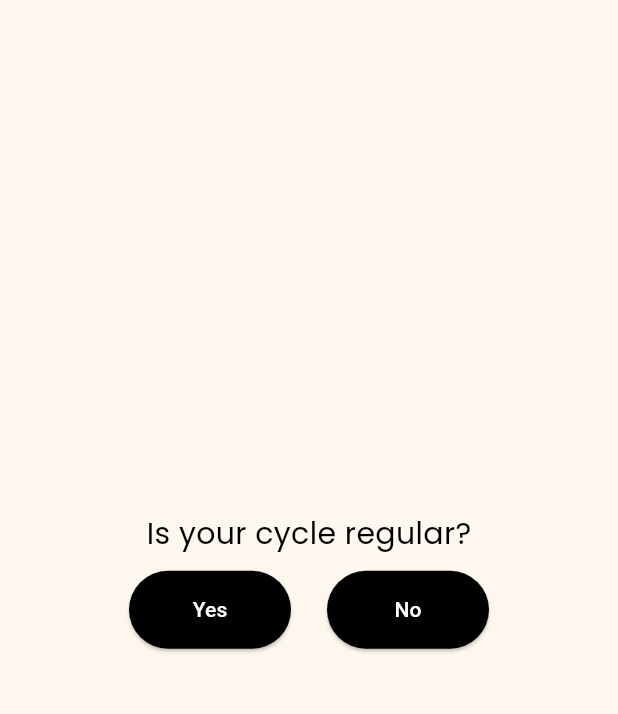
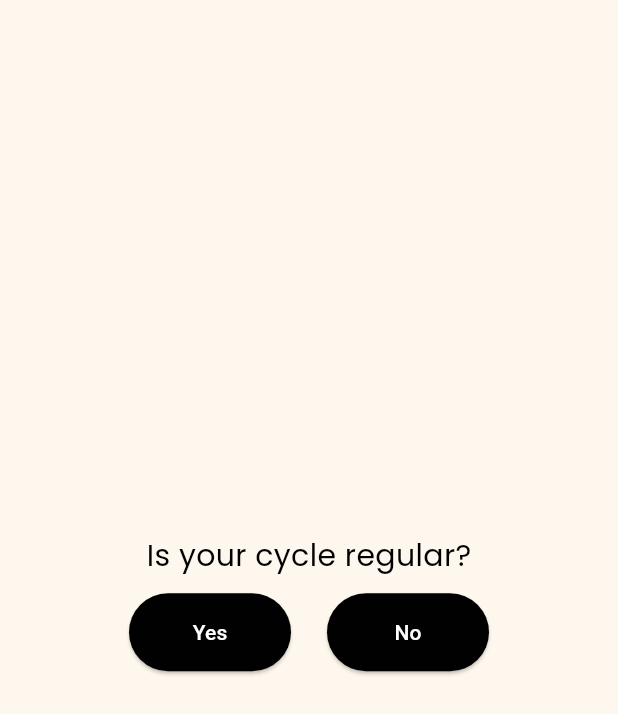
Before and after one commit to BasantaPoudel/ByCycle, a Flutter app: the OnboardingPageFive screen opened directly with empty values, on a phone screen of 412 x 824 dp. Shown: the top 714 px of the screen. Run offline on Flutter 3.47's test engine with Material 3 defaults, Android fonts, the phone set to English and light mode, and no system bars; our stand-ins replace bloc, cloud_firestore, firebase_auth, firebase_core, flutter_bloc, flutter_svg and 4 more; missing offline and left inert: android_intent_plus, firebase_ui_auth; accounts and stored records are empty; statements that could not run were skipped.

Commit message:
Fix the onboarding page five and four

```diff
--- a/lib/screens/daily_data_input_screen.dart
+++ b/lib/screens/daily_data_input_screen.dart
@@ -143,7 +143,6 @@ class _DailyDataInputState extends State<DailyDataInputScreen> {
                     //TODO - Change the hours and minutes to a single field
                     dailyDataInput.hoursOfSleep =
                         int.parse(_hoursController.text);
-
                     try {
                       await UserRepository().sendDailyData(dailyDataInput);
                       ScaffoldMessenger.of(context).showSnackBar(const SnackBar(
--- a/lib/screens/onboarding/onboarding_pagefive.dart
+++ b/lib/screens/onboarding/onboarding_pagefive.dart
@@ -97,7 +97,7 @@ class _OnboardingScreenHomeState extends State<OnboardingPageFive> {
                 ),
               ],
             )),
-            const SizedBox(height: 50),
+            const SizedBox(height: 20),
             Visibility(
               visible: alertButtonVisibility,
               child: Column(
@@ -112,7 +112,7 @@ class _OnboardingScreenHomeState extends State<OnboardingPageFive> {
                         // fontWeight: FontWeight.w500,
                         color: Colors.black,
                       ),
-                      // textAlign: TextAlign.center,
+                      textAlign: TextAlign.justify,
                     ),
                   ),
                   const SizedBox(height: 20),
--- a/lib/screens/onboarding/onboarding_pagefour.dart
+++ b/lib/screens/onboarding/onboarding_pagefour.dart
@@ -109,7 +109,8 @@ class _OnboardingScreenHomeState extends State<OnboardingPageFour> {
                       decoration: TextDecoration.underline,
                       color: Colors.green)),
               onPressed: () {
-                widget.formData.timeToFallAsleep = int.parse(controller.text);
+                //Default time is considered to be 15 minutes
+                widget.formData.timeToFallAsleep = 15;
                 Navigator.push(
                   context,
                   MaterialPageRoute(
```
